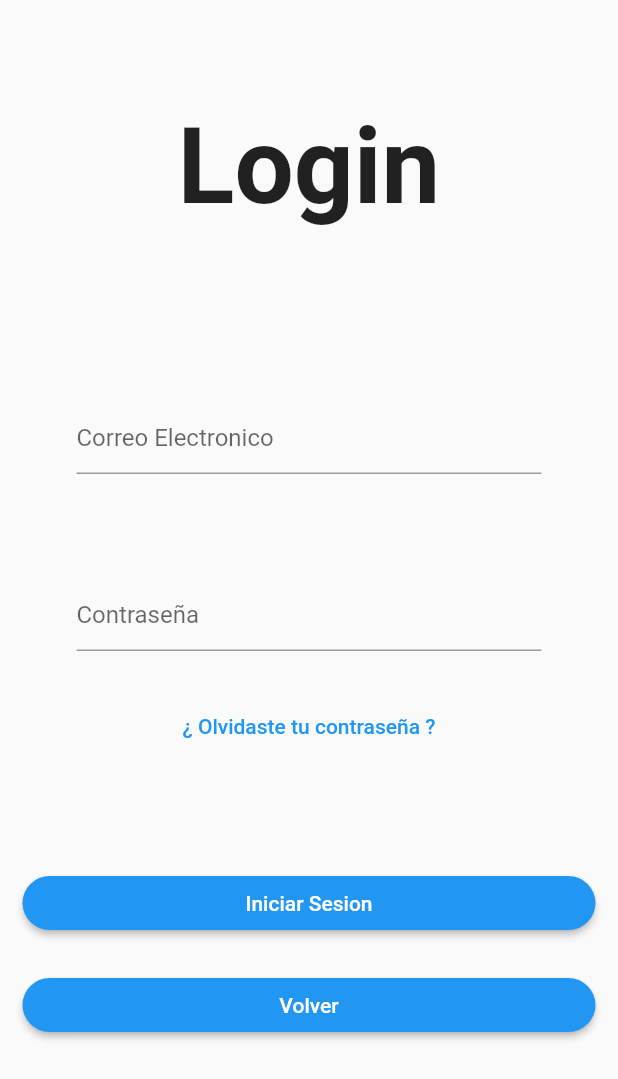
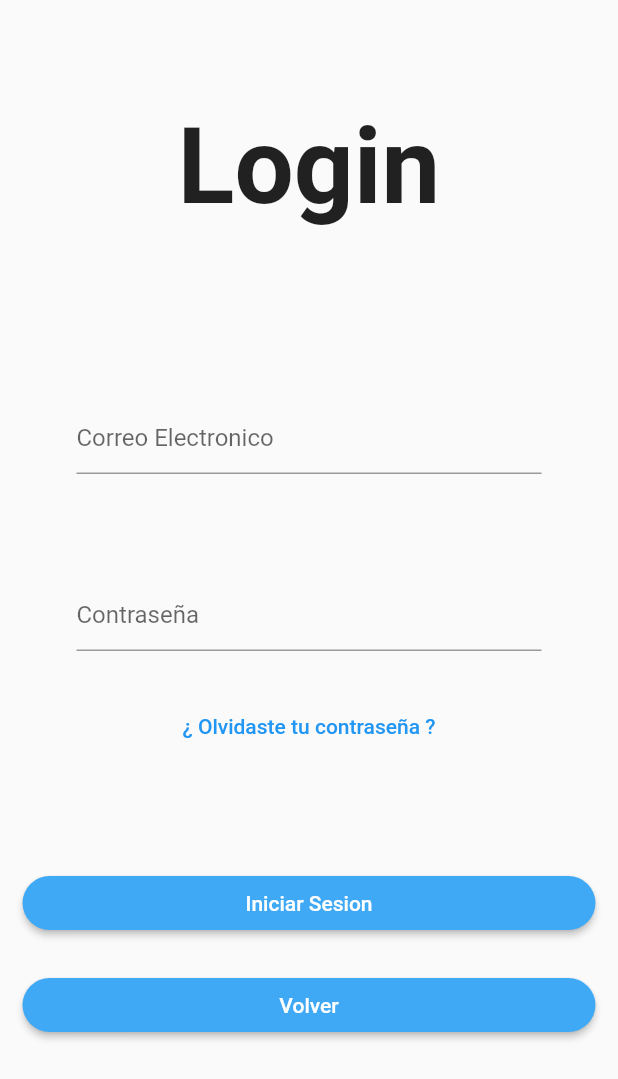
Before and after one commit to JamesMorales04/BigOrganizer, a Flutter app: the screen it shows after launch, after a tap on "Iniciar Sesion", on a phone screen of 412 x 824 dp. Shown: the top 1079 px of the screen. Run offline on Flutter 3.47's test engine with Material 2 defaults, Android fonts, the phone set to English and light mode, and no system bars; our stand-ins replace firebase_auth, firebase_database, flutter_datetime_picker; missing offline and left inert: flutter_country_picker; accounts and stored records are empty.

Commit message:
Cambios es la estructura del inicio, cambio en los iconos y colores de la app, cambios en la validacion en el registro

```diff
--- a/big_organizer/lib/Frontend/Login/Inicio.dart
+++ b/big_organizer/lib/Frontend/Login/Inicio.dart
@@ -16,14 +16,73 @@ class Inicio extends StatelessWidget {
         _titulo(),
         _login(context),
         _register(context),
+        Row(
+          mainAxisAlignment: MainAxisAlignment.center,
+          children: <Widget>[
+            _otros_inicios_texto(),
+            _otros_inicios_google(),
+            _otros_inicios_facebook()
+          ],
+        ),
+        Row(
+          mainAxisAlignment: MainAxisAlignment.spaceEvenly,
+          children: <Widget>[
+            _lenguaje(),
+            _help()
+          ],
+        ),
         _company(context)
       ],
     ));
   }
 
+
+
+
+  Widget _lenguaje() {
+    return new Container(
+      padding: EdgeInsets.only(top: 10),
+      child:Text("Lenguaje",)
+    );
+  }
+
+  Widget _help() {
+    return new FlatButton(
+      padding: EdgeInsets.only(top: 10),
+      child:Text("Help!",style: TextStyle(color: Colors.blue),)
+    );
+  }
+
+  Widget _otros_inicios_google() {
+    return new Container(
+      padding: EdgeInsets.only(top: 10),
+      child: IconButton(
+        icon: Image.asset('assets/icons/google.png'),
+        onPressed: (){},
+      ),
+    );
+  }
+
+  Widget _otros_inicios_facebook() {
+    return new Container(
+      padding: EdgeInsets.only(top: 10),
+      child: IconButton(
+        icon: Image.asset('assets/icons/facebook.png'),
+        onPressed: (){},
+      ),
+    );
+  }
+
+  Widget _otros_inicios_texto() {
+    return new Container(
+      padding: EdgeInsets.only(top: 10),
+      child: Text('O ingresa con'),
+    );
+  }
+
   Widget _logo() {
     return new Container(
-      padding: EdgeInsets.only(top: 40),
+      padding: EdgeInsets.only(top: 70),
       child: Image.asset(
         'assets/icons/app_icon.png',
         height: 200,
@@ -38,7 +97,7 @@ class Inicio extends StatelessWidget {
         "Big Organizer",
         style: TextStyle(fontWeight: FontWeight.bold),
         textAlign: TextAlign.center,
-        textScaleFactor: 5,
+        textScaleFactor: 3,
       ),
     );
   }
@@ -51,7 +110,7 @@ class Inicio extends StatelessWidget {
             "Iniciar Sesion",
             style: TextStyle(color: Colors.white),
           ),
-          color: Colors.blue,
+          color: Color.fromARGB(255, 63, 169, 245),
           onPressed: () {
             Navigator.push(
               context,
@@ -70,7 +129,7 @@ class Inicio extends StatelessWidget {
             "Registrarse",
             style: TextStyle(color: Colors.white),
           ),
-          color: Colors.blue,
+          color: Color.fromARGB(255, 63, 169, 245),
           onPressed: () {
             Navigator.push(
               context,
--- a/big_organizer/lib/Frontend/Login/Login.dart
+++ b/big_organizer/lib/Frontend/Login/Login.dart
@@ -105,7 +105,7 @@ class _LoginState extends State<Login> {
             "Iniciar Sesion",
             style: TextStyle(color: Colors.white),
           ),
-          color: Colors.blue,
+          color: Color.fromARGB(255, 63, 169, 245),
           onPressed: _iniciar_sesion,
           shape: new RoundedRectangleBorder(borderRadius: new BorderRadius.circular(30.0))
         ));
@@ -119,7 +119,7 @@ class _LoginState extends State<Login> {
             "Volver",
             style: TextStyle(color: Colors.white),
           ),
-          color: Colors.blue,
+          color: Color.fromARGB(255, 63, 169, 245),
           onPressed: () {
               Navigator.pop(context);
             },
--- a/big_organizer/pubspec.yaml
+++ b/big_organizer/pubspec.yaml
@@ -55,6 +55,8 @@ flutter:
   # To add assets to your application, add an assets section, like this:
   assets:
   - assets/icons/app_icon.png
+  - assets/icons/facebook.png
+  - assets/icons/google.png
   #  - images/a_dot_ham.jpeg
 
   # An image asset can refer to one or more resolution-specific "variants", see
```
Also changed, not shown: big_organizer/lib/Frontend/Login/Register.dart (+64 -21 lines), big_organizer/assets/icons/activities_icon.png (added), big_organizer/assets/icons/app_icon.png, big_organizer/assets/icons/assistant_icon.png (added), big_organizer/assets/icons/calendar_icon.png (added), big_organizer/assets/icons/facebook.png (added), big_organizer/assets/icons/google.png (added), big_organizer/assets/icons/settings_icon.png (added), big_organizer/assets/icons/store_icon.png (added), 20 other files.
